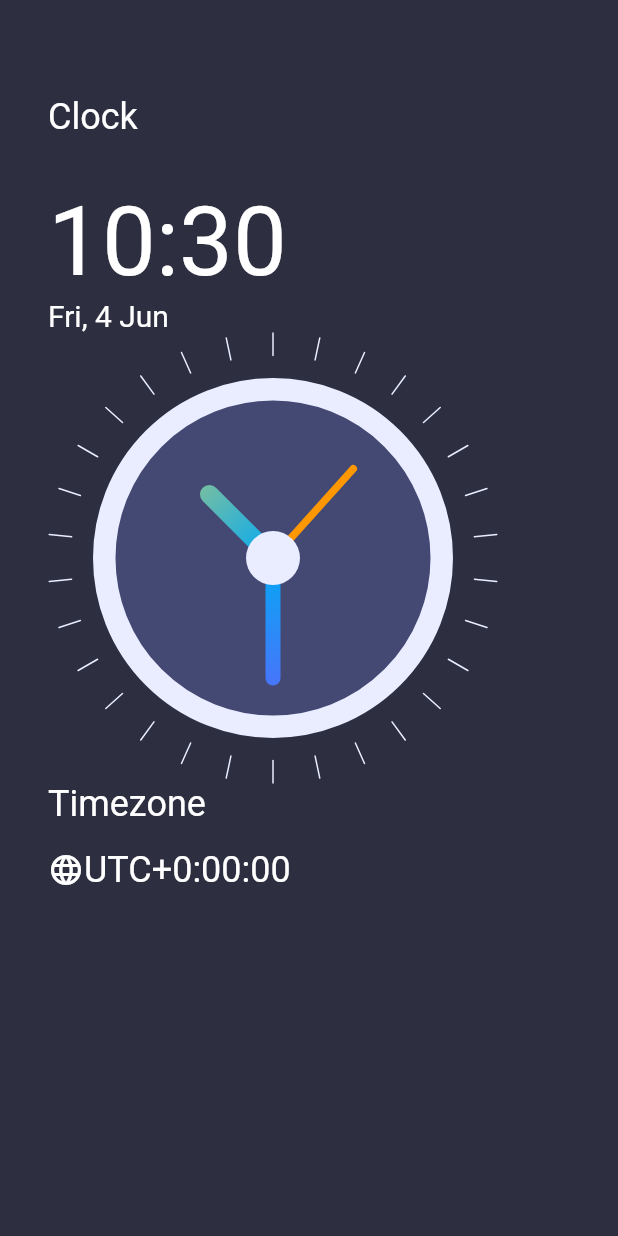
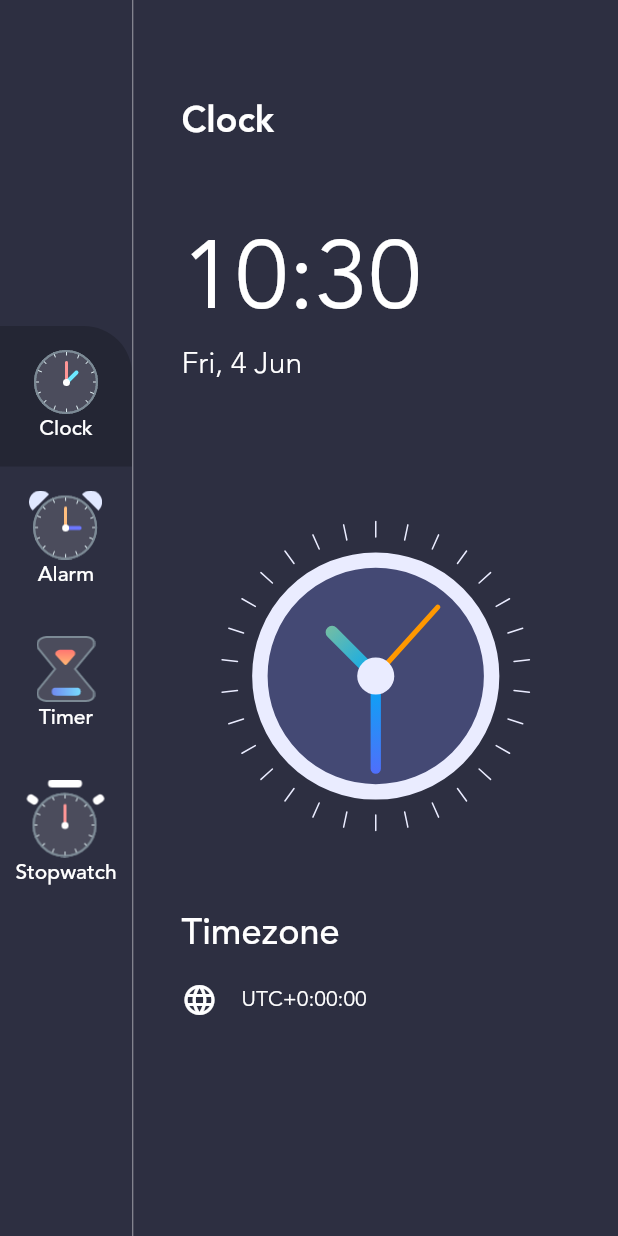
Before and after one commit to Anthony-10/clockApp, a Flutter app: the screen it shows after launch, on a phone screen of 412 x 824 dp. Run offline on Flutter 3.47's test engine with Material 2 defaults, Android fonts, the light colour scheme and no system bars; our stand-ins replace dotted_border, flutter_local_notifications.

Commit message:
1. Styed clock_page/ 2. Added alarm_clock

```diff
--- /dev/null
+++ b/lib/home_page/constants/theme_data.dart
@@ -0,0 +1,37 @@
+import 'package:flutter/material.dart';
+
+class CustomColors {
+  static Color primaryTextColor = Colors.white;
+  static Color dividerColor = Colors.white54;
+  static Color pageBackgroundColor = Color(0xFF2D2F41);
+  static Color menuBackgroundColor = Color(0xFF242634);
+
+  static Color clockBG = Color(0xFF444974);
+  static Color clockOutline = Color(0xFFEAECFF);
+  static Color secHandColor = Colors.orange;
+  static Color minHandStatColor = Color(0xFF748EF6);
+  static Color minHandEndColor = Color(0xFF77DDFF);
+  static Color hourHandStatColor = Color(0xFFC279FB);
+  static Color hourHandEndColor = Color(0xFFEA74AB);
+}
+
+class GradientColors {
+  final List<Color> colors;
+  GradientColors(this.colors);
+
+  static List<Color> sky = [Color(0xFF6448FE), Color(0xFF5FC6FF)];
+  static List<Color> sunset = [Color(0xFFFE6197), Color(0xFFFFB463)];
+  static List<Color> sea = [Color(0xFF61A3FE), Color(0xFF63FFD5)];
+  static List<Color> mango = [Color(0xFFFFA738), Color(0xFFFFE130)];
+  static List<Color> fire = [Color(0xFFFF5DCD), Color(0xFFFF8484)];
+}
+
+class GradientTemplate {
+  static List<GradientColors> gradientTemplate = [
+    GradientColors(GradientColors.sky),
+    GradientColors(GradientColors.sunset),
+    GradientColors(GradientColors.sea),
+    GradientColors(GradientColors.mango),
+    GradientColors(GradientColors.fire),
+  ];
+}
--- /dev/null
+++ b/lib/home_page/view/clock_page.dart
@@ -0,0 +1,104 @@
+import 'package:clock_app/home_page/view/clock_view.dart';
+import 'package:flutter/material.dart';
+import 'package:intl/intl.dart';
+
+class ClockPage extends StatefulWidget {
+  const ClockPage({Key? key}) : super(key: key);
+
+  @override
+  _ClockPageState createState() => _ClockPageState();
+}
+
+class _ClockPageState extends State<ClockPage> {
+  @override
+  Widget build(BuildContext context) {
+    var now = DateTime.now();
+    var formattedTime = DateFormat('HH:mm').format(now);
+    var formattedDate = DateFormat('EEE, d MMM').format(now);
+    var timezoneString = now.timeZoneOffset.toString().split('.').first;
+    var offsetSign = '';
+    if (!timezoneString.startsWith('-')) offsetSign = '+';
+    print(timezoneString);
+
+    return Container(
+        padding: EdgeInsets.symmetric(horizontal: 32, vertical: 64),
+        child: Column(crossAxisAlignment: CrossAxisAlignment.start, children: [
+          Flexible(
+            flex: 1,
+            fit: FlexFit.tight,
+            child: Text(
+              'Clock',
+              style: TextStyle(
+                  fontFamily: 'avenir',
+                  fontWeight: FontWeight.w700,
+                  color: Colors.white,
+                  fontSize: 24),
+            ),
+          ),
+          Flexible(
+            flex: 2,
+            child: Column(
+              crossAxisAlignment: CrossAxisAlignment.start,
+              children: [
+                Text(
+                  formattedTime,
+                  style: TextStyle(
+                      fontFamily: 'avenir', color: Colors.white, fontSize: 64),
+                ),
+                Text(
+                  formattedDate,
+                  style: TextStyle(
+                      fontFamily: 'avenir',
+                      fontWeight: FontWeight.w300,
+                      color: Colors.white,
+                      fontSize: 20),
+                ),
+              ],
+            ),
+          ),
+          Flexible(
+              flex: 4,
+              fit: FlexFit.tight,
+              child: Align(
+                  alignment: Alignment.center,
+                  child: ClockView(
+                    size: MediaQuery.of(context).size.height / 4,
+                  ))),
+          Flexible(
+            flex: 2,
+            fit: FlexFit.tight,
+            child: Column(
+              crossAxisAlignment: CrossAxisAlignment.start,
+              children: [
+                Text(
+                  'Timezone',
+                  style: TextStyle(
+                      fontFamily: 'avenir',
+                      fontWeight: FontWeight.w500,
+                      color: Colors.white,
+                      fontSize: 24),
+                ),
+                SizedBox(
+                  height: 16.0,
+                ),
+                Row(
+                  children: [
+                    Icon(Icons.language, color: Colors.white),
+                    SizedBox(
+                      width: 16.0,
+                    ),
+                    Text(
+                      'UTC' + offsetSign + timezoneString,
+                      style: TextStyle(
+                          fontFamily: 'avenir',
+                          color: Colors.white,
+                          fontSize: 14),
+                    ),
+                  ],
+                ),
+              ],
+            ),
+          ),
+        ]));
+  }
+}
--- a/lib/home_page/view/clock_view.dart
+++ b/lib/home_page/view/clock_view.dart
@@ -4,7 +4,9 @@ import 'dart:math';
 import 'package:flutter/material.dart';
 
 class ClockView extends StatefulWidget {
-  const ClockView({Key? key}) : super(key: key);
+  final double size;
+
+  const ClockView({Key? key, required this.size}) : super(key: key);
 
   @override
   _ClockViewState createState() => _ClockViewState();
@@ -31,8 +33,8 @@ class _ClockViewState extends State<ClockView> {
   @override
   Widget build(BuildContext context) {
     return Container(
-      height: 300.0,
-      width: 300.0,
+      height: widget.size,
+      width: widget.size,
       child: Transform.rotate(
         angle: -pi / 2,
         child: CustomPaint(
@@ -98,17 +100,17 @@ class ClockPainter extends CustomPainter {
     canvas.drawCircle(center, radius * 0.75, outlineBrush);
 
     var hourHandX = centerX +
-        60 * cos((dateTime.hour * 30 + dateTime.minute * 0.5) * pi / 180);
+        radius * 0.4 * cos((dateTime.hour * 30 + dateTime.minute * 0.5) * pi / 180);
     var hourHandY = centerX +
-        60 * sin((dateTime.hour * 30 + dateTime.minute * 0.5) * pi / 180);
+        radius * 0.4 * sin((dateTime.hour * 30 + dateTime.minute * 0.5) * pi / 180);
     canvas.drawLine(center, Offset(hourHandX, hourHandY), hourHandBrush);
 
-    var minHandX = centerX + 80 * cos(dateTime.minute * 6 * pi / 180);
-    var minHandy = centerX + 80 * sin(dateTime.minute * 6 * pi / 180);
+    var minHandX = centerX + radius * 0.6 * cos(dateTime.minute * 6 * pi / 180);
+    var minHandy = centerX + radius * 0.6 * sin(dateTime.minute * 6 * pi / 180);
     canvas.drawLine(center, Offset(minHandX, minHandy), minHandBrush);
 
-    var secHandX = centerX + 80 * cos(dateTime.second * 6 * pi / 180);
-    var secHandy = centerX + 80 * sin(dateTime.second * 6 * pi / 180);
+    var secHandX = centerX + radius * 0.6 * cos(dateTime.second * 6 * pi / 180);
+    var secHandy = centerX + radius * 0.6 * sin(dateTime.second * 6 * pi / 180);
     canvas.drawLine(center, Offset(secHandX, secHandy), secHandBrush);
 
     canvas.drawCircle(center, radius * 0.12, centerFillBrush);
--- /dev/null
+++ b/lib/home_page/view/data.dart
@@ -0,0 +1,18 @@
+import 'package:clock_app/home_page/constants/theme_data.dart';
+import 'package:clock_app/home_page/view/alarm_info.dart';
+import 'package:clock_app/home_page/view/menu_info.dart';
+
+import 'enum.dart';
+
+List<MenuInfo> menuItems = [
+  MenuInfo(MenuType.clock, title: 'Clock', imageSource: 'assets/clock_icon.png'),
+  MenuInfo(MenuType.alarm, title: 'Alarm', imageSource: 'assets/alarm_icon.png'),
+  MenuInfo(MenuType.timer, title: 'Timer', imageSource: 'assets/timer_icon.png'),
+  MenuInfo(MenuType.stopwatch, title: 'Stopwatch', imageSource: 'assets/stopwatch_icon.png')
+];
+
+List<AlarmInfo> alarms = [
+  AlarmInfo(DateTime.now().add(Duration(hours: 1)), description: 'Office', gradientColors: GradientColors.sky),
+  AlarmInfo(DateTime.now().add(Duration(hours: 1)), description: 'Sports', gradientColors: GradientColors.sunset)
+
+];
--- /dev/null
+++ b/lib/home_page/view/enum.dart
@@ -0,0 +1,6 @@
+enum MenuType {
+  clock,
+  alarm,
+  timer,
+  stopwatch
+}
--- a/lib/home_page/view/home_view.dart
+++ b/lib/home_page/view/home_view.dart
@@ -1,6 +1,12 @@
-import 'package:clock_app/home_page/view/clock_view.dart';
+import 'package:clock_app/home_page/constants/theme_data.dart';
+import 'package:clock_app/home_page/view/alarm_clock.dart';
+import 'package:clock_app/home_page/view/clock_page.dart';
+import 'package:clock_app/home_page/view/enum.dart';
+import 'package:clock_app/home_page/view/menu_info.dart';
 import 'package:flutter/material.dart';
-import 'package:intl/intl.dart';
+import 'package:provider/provider.dart';
+
+import 'data.dart';
 
 class HomeView extends StatefulWidget {
   const HomeView({Key? key}) : super(key: key);
@@ -12,78 +18,79 @@ class HomeView extends StatefulWidget {
 class _HomeViewState extends State<HomeView> {
   @override
   Widget build(BuildContext context) {
-    var now = DateTime.now();
-    var formattedTime = DateFormat('HH:mm').format(now);
-    var formattedDate = DateFormat('EEE, d MMM').format(now);
-    var timezoneString = now.timeZoneOffset.toString().split('.').first;
-    var offsetSign = '';
-    if (!timezoneString.startsWith('-')) offsetSign = '+';
-    print(timezoneString);
-
     return Scaffold(
       backgroundColor: Color(0xFF2D2F41),
       body: Row(
         children: [
-          /*Column(
+          Column(
             mainAxisAlignment: MainAxisAlignment.center,
-            children: [
-              FlatButton(
-                  onPressed: () {},
-                  child: Column(
-                    children: [
-                      FlutterLogo(),
-                      Text(
-                        'Clock',
-                        style: TextStyle(color: Colors.white, fontSize: 14.0),
-                      )
-                    ],
-                  ))
-            ],
-          ),*/
-          /*VerticalDivider(
+            children: menuItems
+                .map((currentMenuInfo) => buildMenuButton(currentMenuInfo))
+                .toList(),
+          ),
+          VerticalDivider(
             color: Colors.white54,
             width: 1,
-          ),*/
-          Flexible(
-            child: Container(
-              padding: EdgeInsets.symmetric(horizontal: 32, vertical: 64),
-              child:
-                  Column(
-                      crossAxisAlignment: CrossAxisAlignment.start,
-                      children: [
-                Text(
-                  'Clock',
-                  style: TextStyle(color: Colors.white, fontSize: 24),
-                ),
-                SizedBox(height: 32.0,),
-                Text(
-                  formattedTime,
-                  style: TextStyle(color: Colors.white, fontSize: 64),
-                ),
-                Text(
-                  formattedDate,
-                  style: TextStyle(color: Colors.white, fontSize: 20),
-                ),
-                ClockView(),
-                Text(
-                  'Timezone',
-                  style: TextStyle(color: Colors.white, fontSize: 24),
-                ),
-                SizedBox(height: 16.0,),
-                Row(
-                  children: [
-                    Icon(Icons.language, color: Colors.white),
-                    Text(
-                      'UTC' + offsetSign + timezoneString,
-                      style: TextStyle(color: Colors.white, fontSize: 24),
-                    ),
-                  ],
-                ),
-              ]),
+          ),
+          Expanded(
+            child: Consumer<MenuInfo>(
+              builder: (BuildContext context, value, Widget? child) {
+                if (value.menuType == MenuType.clock)
+                  return ClockPage();
+                else if (value.menuType == MenuType.alarm)
+                  return AlarmPage();
+                else
+                  return Container(
+                      child: RichText(
+                    text: TextSpan(
+                        style: TextStyle(fontSize: 20),
+                        children: <TextSpan>[
+                          TextSpan(text: 'Upcoming Tutorial\n'),
+                          TextSpan(
+                              text: value.title,
+                              style: TextStyle(fontSize: 48.0))
+                        ]),
+                  ));
+              },
             ),
           ),
         ],
       ),
     );
   }
+
+  Widget buildMenuButton(MenuInfo currentMenuInfo) {
+    return Consumer<MenuInfo>(
+      builder: (BuildContext context, value, Widget? child) {
+        return FlatButton(
+            shape: RoundedRectangleBorder(
+                borderRadius:
+                    BorderRadius.only(topRight: Radius.circular(32.0))),
+            padding:
+                const EdgeInsets.symmetric(vertical: 16.0, horizontal: 0.0),
+            color: currentMenuInfo.menuType == value.menuType
+                ? CustomColors.menuBackgroundColor
+                : Colors.transparent,
+            onPressed: () {
+              var menuInfo = Provider.of<MenuInfo>(context, listen: false);
+              menuInfo.updateMenu(currentMenuInfo);
+            },
+            child: Column(
+              children: [
+                Image.asset(
+                  currentMenuInfo.imageSource,
+                  scale: 1.5,
+                ),
+                Text(
+                  currentMenuInfo.title ?? '',
+                  style: TextStyle(
+                      fontFamily: 'avenir',
+                      color: Colors.white,
+                      fontSize: 14.0),
+                )
+              ],
+            ));
+      },
+    );
+  }
 }
--- /dev/null
+++ b/lib/home_page/view/menu_info.dart
@@ -0,0 +1,19 @@
+import 'package:clock_app/home_page/view/enum.dart';
+import 'package:flutter/widgets.dart';
+
+class MenuInfo extends ChangeNotifier {
+  MenuType menuType;
+  String title;
+  String imageSource;
+
+  MenuInfo(this.menuType,  {required this.title,  required this.imageSource});
+
+  updateMenu(MenuInfo menuInfo) {
+    this.menuType = menuInfo.menuType;
+    this.title = menuInfo.title;
+    this.imageSource = menuInfo.imageSource;
+
+    notifyListeners();
+
+  }
+}
```
Also changed, not shown: lib/home_page/view/alarm_clock.dart (added, +148 -0 lines), lib/home_page/view/alarm_info.dart (added, +13 -0 lines), lib/main.dart (+35 -7 lines), pubspec.yaml (+16 -14 lines), assets/add_alarm.png (added), assets/alarm_icon.png (added), assets/clock_icon.png (added), assets/fonts/Avenir-Book.ttf (added), assets/fonts/Avenir-Heavy.ttf (added), assets/fonts/Avenir-Light.ttf (added), assets/fonts/Avenir-Medium.ttf (added), assets/stopwatch_icon.png (added), assets/timer_icon.png (added), pubspec.lock.
